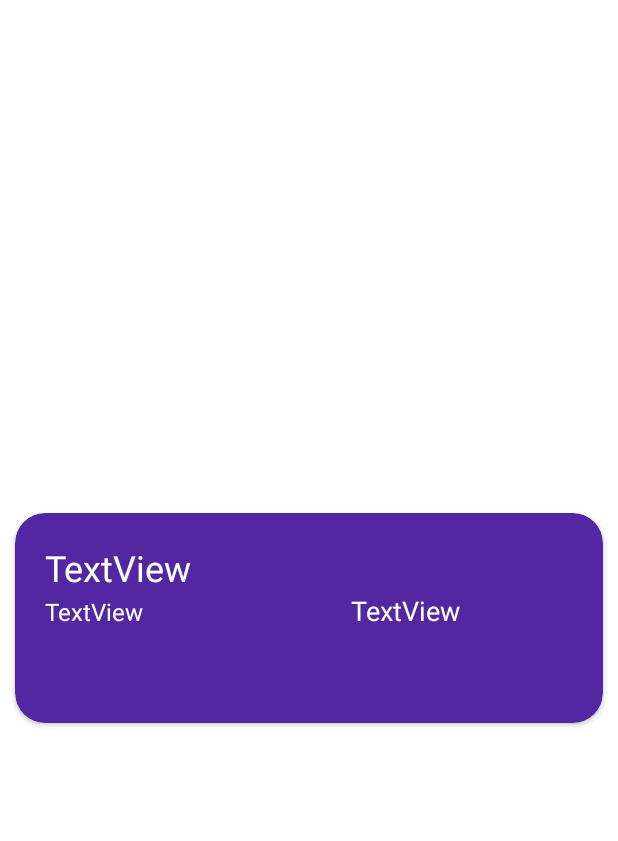
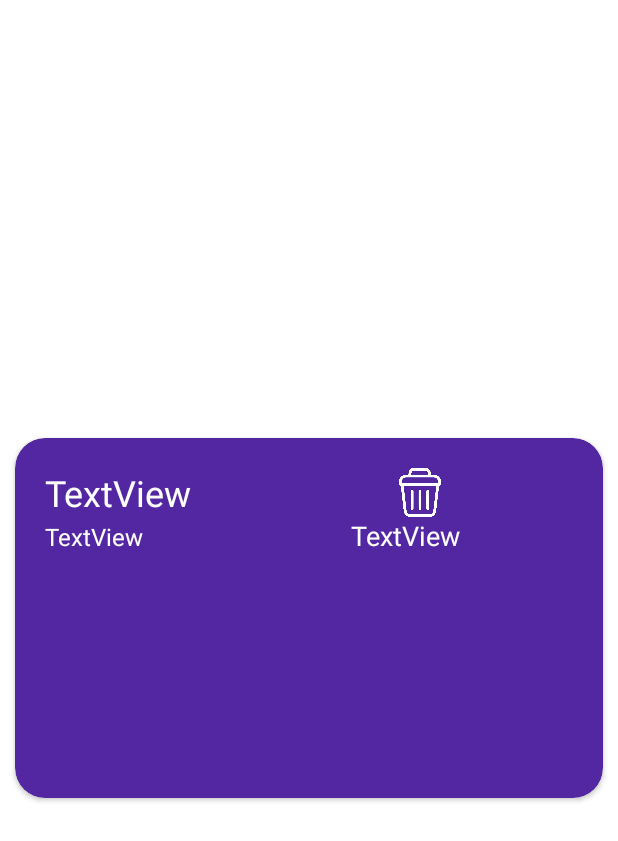
Before and after one commit to NachoXS15/focus-app, an Android app: the layout item_row.xml on its own in the app's theme, with its tools: preview values and no code run, on a phone screen of 412 x 824 dp. Shown: the top 841 px of the screen. Run offline under Robolectric (Android 15) with nearby library versions, the phone set to English and light mode, and no system bars.

Commit message:
created function to delete items from database

```diff
--- a/app/src/main/java/com/example/focus/mainPage.java
+++ b/app/src/main/java/com/example/focus/mainPage.java
@@ -32,7 +32,7 @@ public class mainPage extends AppCompatActivity {
         FirestoreRecyclerOptions <Items> firestoreRecyclerOptions =
                 new FirestoreRecyclerOptions.Builder<Items>().setQuery(query, Items.class).build();
 
-        mAdapter = new listItemAdapter(firestoreRecyclerOptions);
+        mAdapter = new listItemAdapter(firestoreRecyclerOptions, this);
         mAdapter.notifyDataSetChanged();
         listItemRecycler.setAdapter(mAdapter);
     }
--- a/app/src/main/res/layout/item_row.xml
+++ b/app/src/main/res/layout/item_row.xml
@@ -8,11 +8,7 @@
     app:cardCornerRadius="20dp"
     android:orientation="vertical"
     android:layout_margin="10dp"
-    android:layout_height="140dp">
-
-
-
-
+    android:layout_height="240dp">
 
     <LinearLayout
         android:layout_width="match_parent"
@@ -25,13 +21,26 @@
             android:orientation="vertical"
             android:padding="20dp">
 
-            <TextView
-                android:id="@+id/viewTitle"
-                android:layout_width="373dp"
+            <LinearLayout
+                android:layout_width="300dp"
                 android:layout_height="wrap_content"
-                android:text="TextView"
-                android:textColor="@color/white"
-                android:textSize="24sp" />
+                android:orientation="horizontal">
+
+                <TextView
+                    android:id="@+id/viewTitle"
+                    android:layout_width="200dp"
+                    android:layout_height="wrap_content"
+                    android:text="TextView"
+                    android:textColor="@color/white"
+                    android:textSize="24sp" />
+
+                <ImageView
+                    android:id="@+id/btn_delete"
+                    android:layout_width="67dp"
+                    android:layout_height="match_parent"
+                    android:layout_weight="1"
+                    android:src="@mipmap/trash" />
+            </LinearLayout>
 
             <LinearLayout
                 android:layout_width="373dp"
```
Also changed, not shown: app/src/main/java/com/example/focus/adapters/listItemAdapter.java (+39 -2 lines), app/src/main/res/mipmap-hdpi/trash.png.
